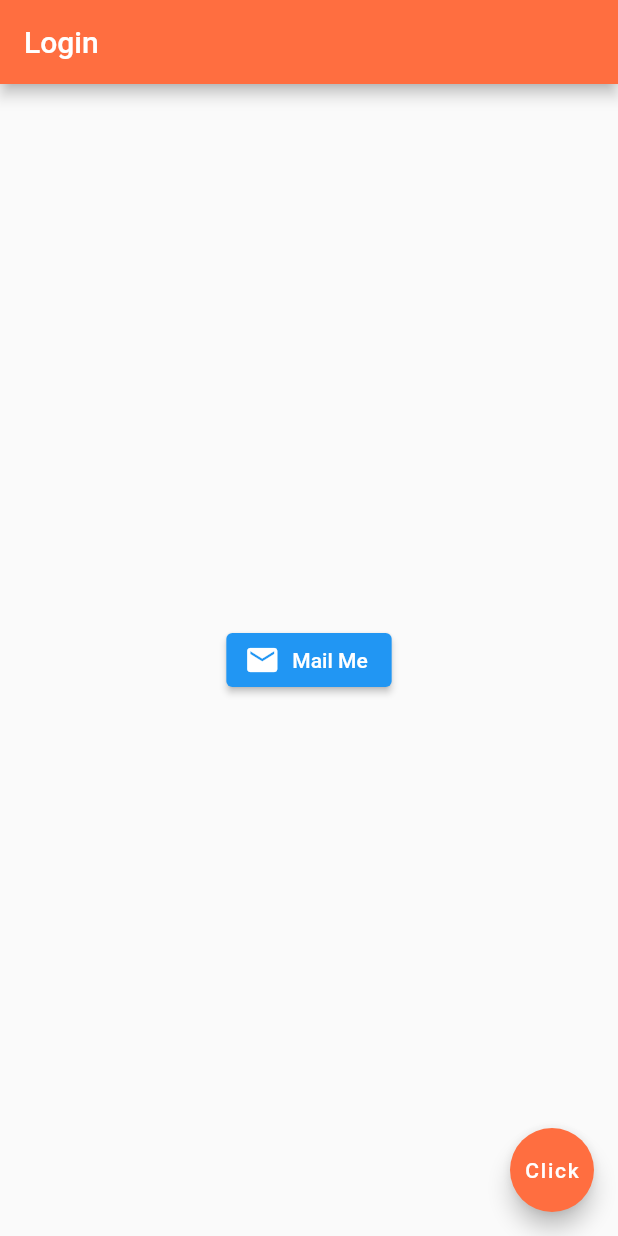
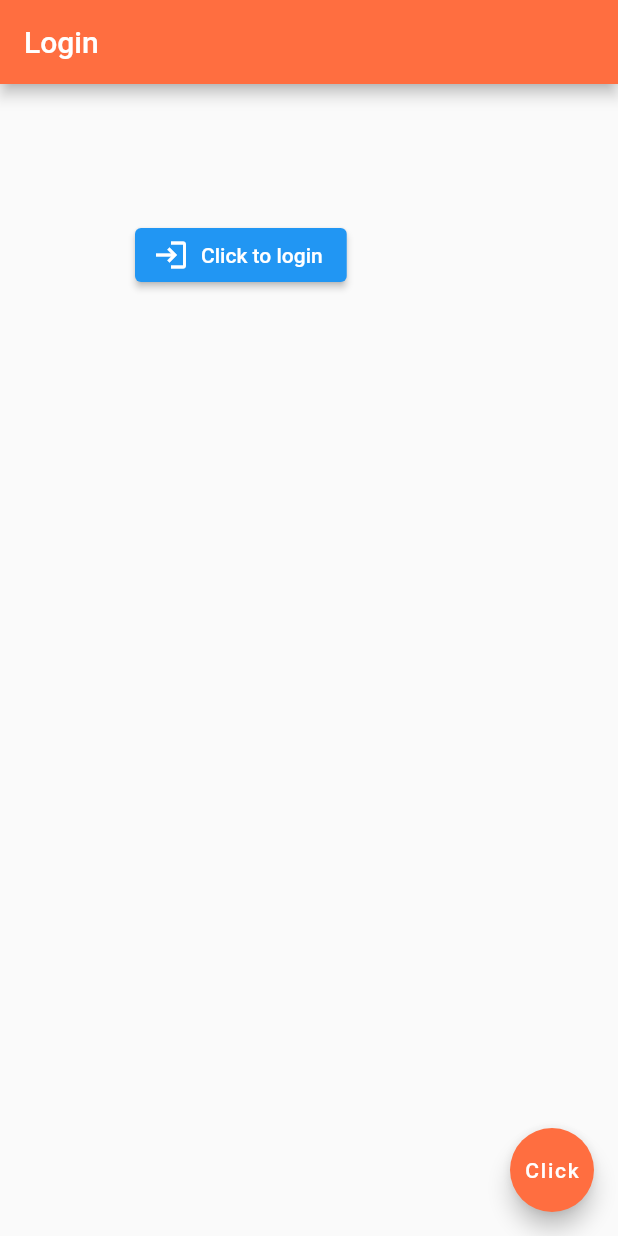
Before and after one commit to DhineshKathirvel/FlutterApplication, a Flutter app: the screen it shows after launch, on a phone screen of 412 x 824 dp. Run offline on Flutter 3.47's test engine with Material 2 defaults, Android fonts, the phone set to English and light mode, and no system bars.

Commit message:
Added containers.

```diff
--- a/lib/main.dart
+++ b/lib/main.dart
@@ -12,15 +12,20 @@ class MyApplication extends StatelessWidget {
         title: const Text('Login'),
         backgroundColor: Colors.deepOrangeAccent,
       ),
-      body: Center(
+      body: Container(
+        padding: EdgeInsets.all(90.0),
         child: ElevatedButton.icon(
             onPressed: (){
-              print("On Click Invoked");
+              print("Login Successful !!");
             },
             icon: const Icon(
-            Icons.email),
+                Icons.login,
+            ),
             label: const Text(
-                "Mail Me")),
+                "Click to login",
+            ),
+        ),
+
         //Image.asset('assets/images/Space.jpg'),
         /*Text(
             "Hello Dhinesh, Welcome !!",
```
